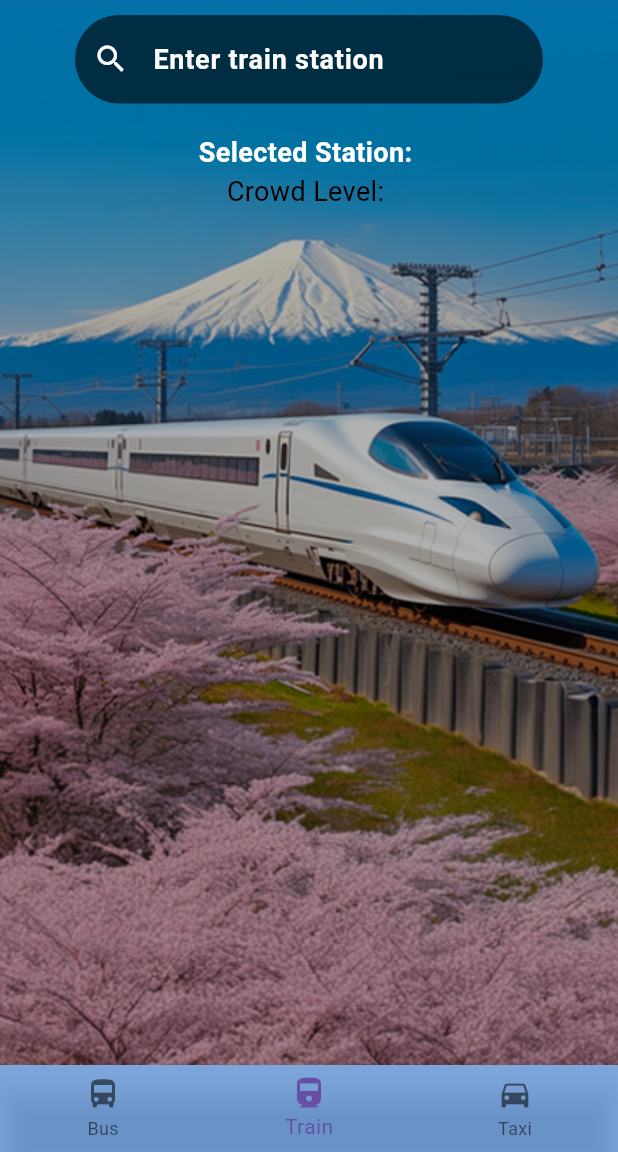
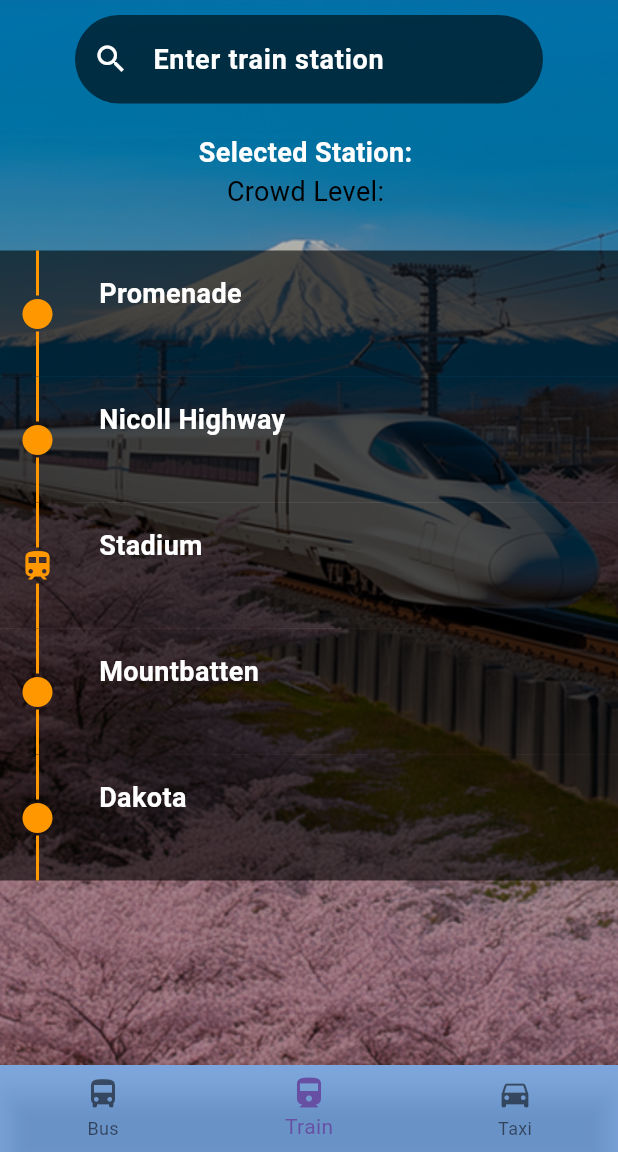
Before and after one commit to zacw-243L/flutter-transport-app, a Flutter app: the TrainScreen screen opened by its route, on a phone screen of 412 x 824 dp, the part 84-1236 px from its top. Run offline on Flutter 3.47's test engine with Material 3 defaults, Android fonts, the phone set to English and light mode, and no system bars; our stand-ins replace cloud_firestore, firebase_auth, firebase_core; missing offline and left inert: firebase_ui_auth; accounts and stored records are empty; network calls fail.

Commit message:
Mini raleway widget now displays the main station correctly

```diff
--- a/lib/screens/train_screen.dart
+++ b/lib/screens/train_screen.dart
@@ -6,8 +6,8 @@ import '../utilities/constants.dart';
 import '../utilities/firebase_calls.dart';
 import '../widgets/navigation_bar.dart';
 
-String currentStation = ""; //_selectedTrainStation.stnName
-String currentLine = "";
+String currentStation = "Stadium"; //_selectedTrainStation.stnName
+String currentLine = "CCL";
 String CrowdedInfo = "";
 
 List<String> EWLBranchStationsList = [
@@ -225,21 +225,46 @@ List<String> DTLStationsList = [
 ];
 
 Map<String, List<Station>> lineStations = {
-  "EWLB": generateLineStations("EWLB", EWLBranchStationsList),
-  "BPL": generateLineStations("BPL", BPLStationsList),
-  "BPLB": generateLineStations("BPLB", BPLBranchStationsList),
-  "SLRT": generateLineStations("SLRT", SLRTStationsList),
-  "SLRTB": generateLineStations("SLRTB", SLRTBranchStationsList),
-  "PLRT": generateLineStations("PLRT", PLRTStationsList),
-  "PLRTB": generateLineStations("PLRTB", PLRTBranchStationsList),
-  "NSL": generateLineStations("NSL", NSLStationsList),
-  "EWL": generateLineStations("EWL", EWLStationsList),
-  "CCL": generateLineStations("CCL", CCLStationsList),
-  "NEL": generateLineStations("NEL", NELStationsList),
-  "DTL": generateLineStations("DTL", DTLStationsList),
+  "EWLB": generateLineStations("EWLB", currentStation, EWLBranchStationsList),
+  "BPL": generateLineStations("BPL", currentStation, BPLStationsList),
+  "BPLB": generateLineStations("BPLB", currentStation, BPLBranchStationsList),
+  "SLRT": generateLineStations("SLRT", currentStation, SLRTStationsList),
+  "SLRTB":
+      generateLineStations("SLRTB", currentStation, SLRTBranchStationsList),
+  "PLRT": generateLineStations("PLRT", currentStation, PLRTStationsList),
+  "PLRTB":
+      generateLineStations("PLRTB", currentStation, PLRTBranchStationsList),
+  "NSL": generateLineStations("NSL", currentStation, NSLStationsList),
+  "EWL": generateLineStations("EWL", currentStation, EWLStationsList),
+  "CCL": generateLineStations("CCL", currentStation, CCLStationsList),
+  "NEL": generateLineStations("NEL", currentStation, NELStationsList),
+  "DTL": generateLineStations("DTL", currentStation, DTLStationsList),
 };
 
-List<Station> generateLineStations(String line, List<String> stationList) {
+Map<String, Color> lineColors = {
+  "NSL": Colors.red,
+  "EWL": Colors.green,
+  "EWLB": Colors.green,
+  "CCL": Colors.orange,
+  "NEL": Colors.purple,
+  "DTL": Colors.blue,
+  "BPL": Colors.grey,
+  "BPLB": Colors.grey,
+  "SLRT": Colors.grey,
+  "SLRTB": Colors.grey,
+  "PLRT": Colors.grey,
+  "PLRTB": Colors.grey,
+};
+
+class TrainScreen extends StatefulWidget {
+  late List<Station> stationsz;
+
+  @override
+  State<TrainScreen> createState() => _TrainScreenState();
+}
+
+List<Station> generateLineStations(
+    String line, String currentStation, List<String> stationList) {
   int currentStationIndex = stationList.indexOf(currentStation);
   List<Station> stationsz = [
     Station(
@@ -287,28 +312,6 @@ List<Station> generateLineStations(String line, List<String> stationList) {
   return stationsz;
 }
 
-Map<String, Color> lineColors = {
-  "NSL": Colors.red,
-  "EWL": Colors.green,
-  "EWLB": Colors.green,
-  "CCL": Colors.orange,
-  "NEL": Colors.purple,
-  "DTL": Colors.blue,
-  "BPL": Colors.grey,
-  "BPLB": Colors.grey,
-  "SLRT": Colors.grey,
-  "SLRTB": Colors.grey,
-  "PLRT": Colors.grey,
-  "PLRTB": Colors.grey,
-};
-
-class TrainScreen extends StatefulWidget {
-  late List<Station> stationsz;
-
-  @override
-  State<TrainScreen> createState() => _TrainScreenState();
-}
-
 class _TrainScreenState extends State<TrainScreen> {
   List<Station> stationsz = []; // Initialize the stationsz list
   TrainStation _selectedTrainStation = TrainStation(
@@ -330,16 +333,23 @@ class _TrainScreenState extends State<TrainScreen> {
     stationsz = lineStations[currentLine] ?? [];
   }
 
-  void switchLine(String line) {
-    if (lineStations[line] != null &&
+  void switchLine(String line, String currentStation) {
+    print("Running switchLine");
+    if (lineStations.containsKey(line) &&
         lineStations[line]!
             .any((station) => station.stationName == currentStation)) {
       setState(() {
         currentLine = line;
-        stationsz = lineStations[currentLine] ?? [];
+        if (currentLine == "EWLB") {
+          stationsz = generateLineStations(
+              currentLine, currentStation, EWLBranchStationsList);
+        } else if (currentLine == "NEL") {
+          stationsz = generateLineStations(
+              currentLine, currentStation, NELStationsList);
+        }
       });
     } else {
-      throw ('Station not found in the selected line');
+      throw Exception('Station not found in the selected line');
     }
   }
 
@@ -445,7 +455,10 @@ class _TrainScreenState extends State<TrainScreen> {
         actions: [
           PopupMenuButton<String>(
             icon: Icon(Icons.swap_horiz),
-            onSelected: switchLine,
+            onSelected: (String line) {
+              switchLine(line,
+                  currentStation); // Replace `currentStation` with your actual station variable
+            },
             itemBuilder: (BuildContext context) {
               return {
                 'NSL',
@@ -501,6 +514,11 @@ class _TrainScreenState extends State<TrainScreen> {
                       if (textEditingValue.text.isEmpty) {
                         return const Iterable<TrainStation>.empty();
                       }
+                      print("_allTrainStations");
+                      print(_allTrainStations.where(
+                          (station) => station.stnName.toLowerCase().contains(
+                                textEditingValue.text.toLowerCase(),
+                              )));
                       return _allTrainStations.where(
                           (station) => station.stnName.toLowerCase().contains(
                                 textEditingValue.text.toLowerCase(),
@@ -513,6 +531,26 @@ class _TrainScreenState extends State<TrainScreen> {
                         _selectedTrainStation = station;
                         currentStation = _selectedTrainStation.stnName;
                         CrowdedInfo = _getCrowdLevelForStation();
+                        print("sadsadads");
+                        print(currentLine);
+                        print(currentStation);
+                        print(EWLBranchStationsList);
+
+                        stationsz = generateLineStations(
+                            currentLine, currentStation, EWLBranchStationsList);
+
+                        print("Station 2");
+                        if (stationsz.isNotEmpty) {
+                          for (var station in stationsz) {
+                            print("Station 1");
+                            print(station
+                                .stationName); // Ensure correct station names are printed
+                          }
+                        } else {
+                          print(
+                              "stationsz is empty or not populated correctly.");
+                        }
+                        print("Station 3");
                       });
                       await _fetchCrowdDensity(); // Fetch crowd density after selecting a station
                     },
@@ -556,7 +594,7 @@ class _TrainScreenState extends State<TrainScreen> {
                   child: Container(
                     height: 410,
                     child: TrainSchedule(
-                      currentStationIndex: find(currentStation),
+                      currentStationIndex: find(_selectedTrainStation.stnName),
                       currentLine: currentLine,
                       stationsz: stationsz,
                       lineColors: lineColors, // Pass lineColors here
@@ -565,12 +603,6 @@ class _TrainScreenState extends State<TrainScreen> {
                 )
               ],
             ),
-          ),
-          Column(
-            children: [],
-          ),
-          Stack(
-            children: [],
           ),
         ],
       ),
@@ -599,9 +631,9 @@ class TrainSchedule extends StatelessWidget {
         return StationItem(
           stationName: stationsz[index].stationName,
           isMainStation: index == currentStationIndex,
-          lineColor: lineColors[currentLine]!, // Access line color from the map
+          lineColor: lineColors[currentLine]!,
           stationInfo: stationsz[index].stationInfo,
-          stationIcon: stationsz[index].stationIcon, // Pass stationIcon here
+          stationIcon: stationsz[index].stationIcon,
         );
       },
     );
```
